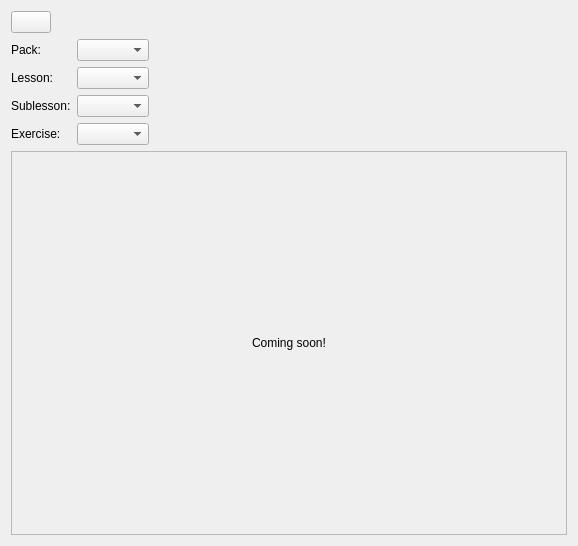
The window that ui/widgets/studentdetails.ui (Open-Typer/ClassMonitor) describes before a commit, drawn with Qt 5.
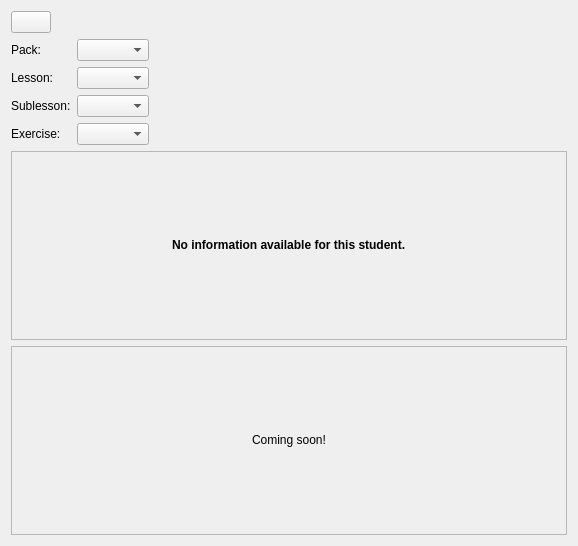
The same window after the commit. Icons and pictures are not drawn.

Commit message: ui: widgets: studentdetails: Add no information frame

```diff
--- a/ui/widgets/studentdetails.ui
+++ b/ui/widgets/studentdetails.ui
@@ -14,7 +14,7 @@
    <string>Form</string>
   </property>
   <layout class="QGridLayout" name="gridLayout">
-   <item row="3" column="0">
+   <item row="4" column="0">
     <widget class="QFrame" name="chartFrame">
      <property name="frameShape">
       <enum>QFrame::StyledPanel</enum>
@@ -200,6 +200,31 @@
      </layout>
     </widget>
    </item>
+   <item row="3" column="0">
+    <widget class="QFrame" name="noInfoFrame">
+     <property name="frameShape">
+      <enum>QFrame::StyledPanel</enum>
+     </property>
+     <property name="frameShadow">
+      <enum>QFrame::Raised</enum>
+     </property>
+     <layout class="QGridLayout" name="gridLayout_3">
+      <item row="0" column="0" alignment="Qt::AlignHCenter|Qt::AlignVCenter">
+       <widget class="QLabel" name="noInfoLabel">
+        <property name="font">
+         <font>
+          <weight>75</weight>
+          <bold>true</bold>
+         </font>
+        </property>
+        <property name="text">
+         <string>No information available for this student.</string>
+        </property>
+       </widget>
+      </item>
+     </layout>
+    </widget>
+   </item>
   </layout>
  </widget>
  <resources>
```
